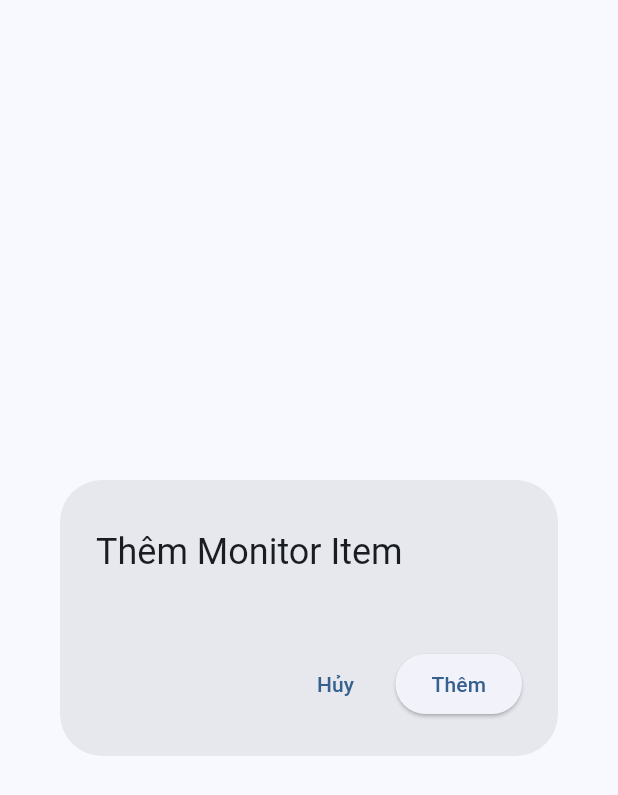
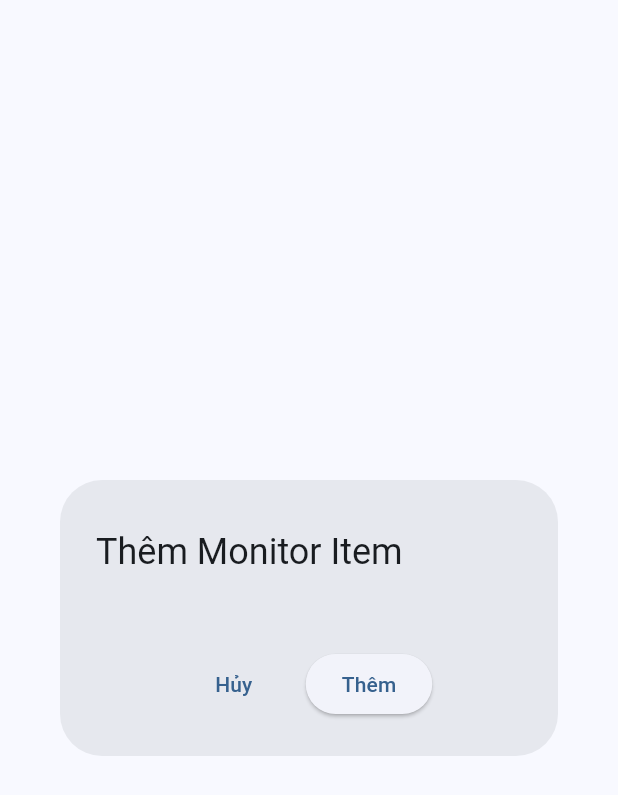
Before and after one commit to dungla2011/monitor_mobile_app, a Flutter app: the MonitorItemDialog widget shown alone on an empty page, opened directly with empty values, on a phone screen of 412 x 824 dp. Shown: the top 795 px of the screen. Run offline on Flutter 3.47's test engine with Material 3 defaults, Android fonts, the phone set to English and light mode, and no system bars; our stand-ins replace firebase_auth, firebase_core, firebase_messaging, flutter_local_notifications, google_sign_in, shared_preferences; accounts and stored records are empty; network calls fail.

Commit message:
center button edit huỷ

```diff
--- a/lib/screens/monitor_screen.dart
+++ b/lib/screens/monitor_screen.dart
@@ -988,10 +988,14 @@ class _MonitorItemDialogState extends State<MonitorItemDialog> {
         ),
       ),
       actions: [
+        Row(
+          mainAxisAlignment: MainAxisAlignment.center,
+          children: [
             TextButton(
               onPressed: _isLoading ? null : () => Navigator.of(context).pop(),
               child: const Text('Hủy'),
             ),
+            const SizedBox(width: 16),
             ElevatedButton(
               onPressed: _isLoading ? null : _save,
               child:
@@ -1004,6 +1008,8 @@ class _MonitorItemDialogState extends State<MonitorItemDialog> {
                       : Text(widget.item != null ? 'Cập nhật' : 'Thêm'),
             ),
           ],
+        ),
+      ],
     );
   }
 }
```
Lines whose indentation alone changed are shown as unchanged.
